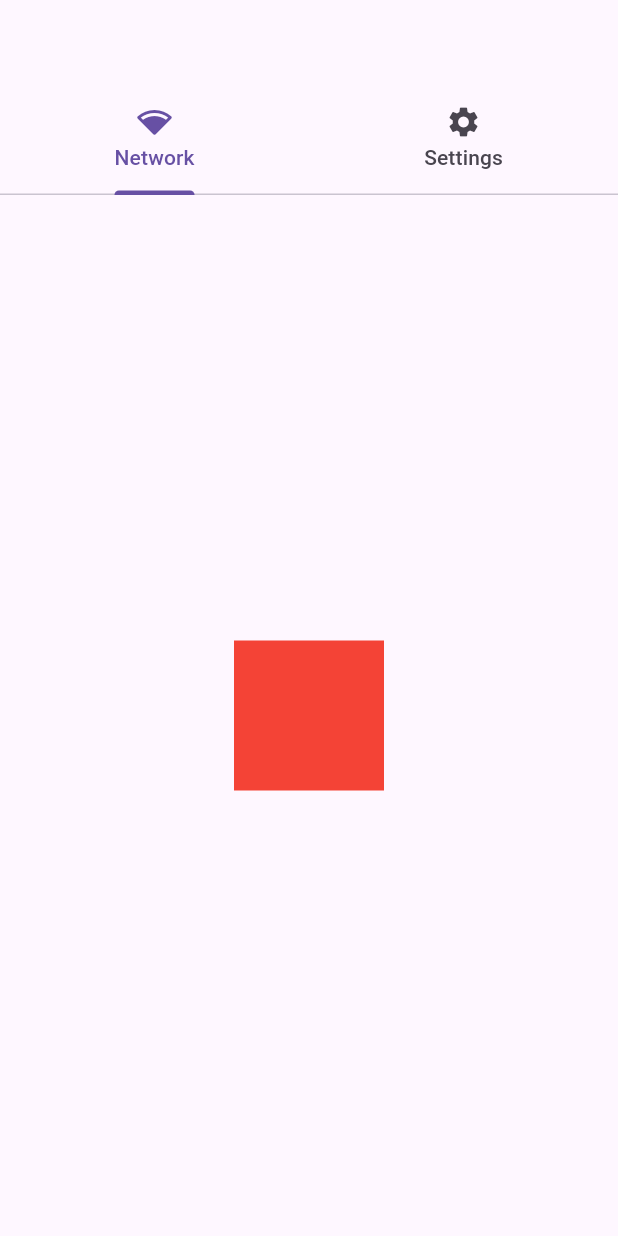
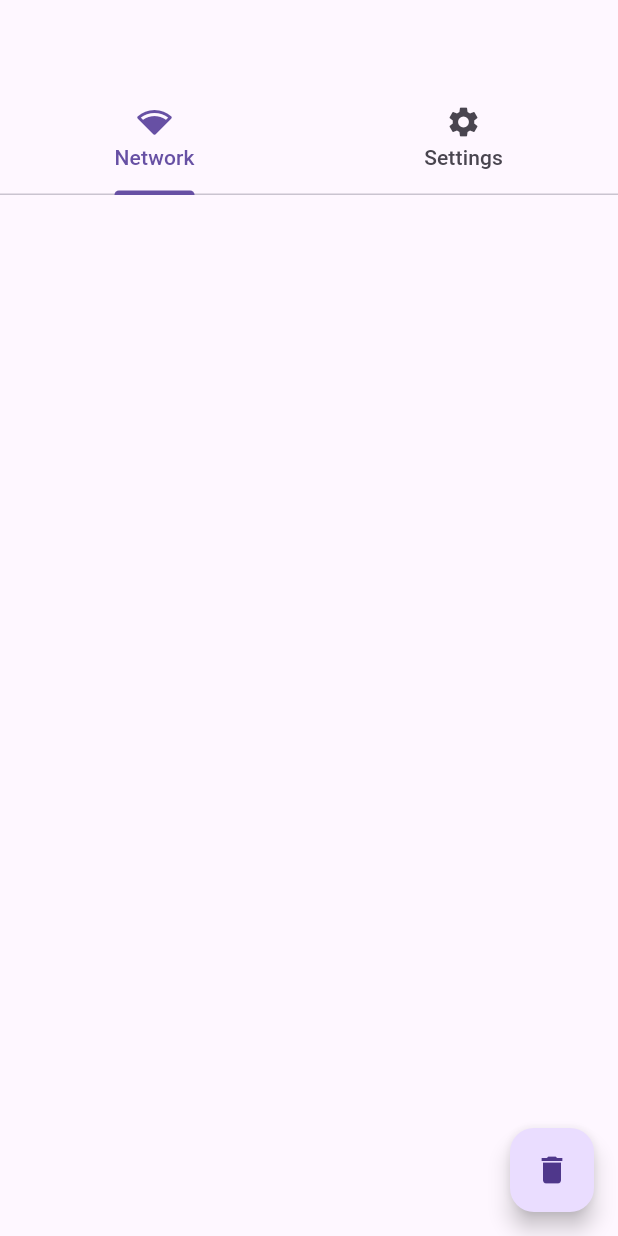
Before and after one commit to CynaraCosta/tcc-mobile, a Flutter app: the MenuPage screen opened by its route, on a phone screen of 412 x 824 dp. Run offline on Flutter 3.47's test engine with Material 3 defaults, Android fonts, the phone set to English and light mode, and no system bars; our stand-ins replace dio, equatable, flutter_bloc, flutter_svg, get_it, go_router and 2 more; accounts and stored records are empty.

Commit message:
add network requests page

```diff
--- a/tcc_mobile/lib/commons/debugging/features/menu/presentation/menu_page.dart
+++ b/tcc_mobile/lib/commons/debugging/features/menu/presentation/menu_page.dart
@@ -1,10 +1,16 @@
 import 'package:flutter/material.dart';
 import 'package:tcc_mobile/commons/debugging/features/menu/utils/menu_tabs.dart';
-import 'package:tcc_mobile/commons/debugging/features/network/presentation/network_requests_page.dart';
+import 'package:tcc_mobile/commons/debugging/features/network/presentation/bloc/network_requests_cubit.dart';
+import 'package:tcc_mobile/commons/debugging/features/network/presentation/page/network_requests_page.dart';
 import 'package:tcc_mobile/commons/debugging/features/settings/settings_page.dart';
 
 class MenuPage extends StatefulWidget {
-  const MenuPage({super.key});
+  const MenuPage({
+    required this.networkRequestsCubit,
+    super.key,
+  });
+
+  final NetworkRequestsCubit networkRequestsCubit;
 
   @override
   State<MenuPage> createState() => _MenuPageState();
@@ -28,10 +34,12 @@ class _MenuPageState extends State<MenuPage> {
                 .toList(),
           ),
         ),
-        body: const TabBarView(
+        body: TabBarView(
           children: [
-            NetworkRequestsPage(),
-            SettingsPage(),
+            NetworkRequestsPage(
+              cubit: widget.networkRequestsCubit,
+            ),
+            const SettingsPage(),
           ],
         ),
       ),
--- a/tcc_mobile/lib/commons/debugging/features/network/data/data_source/shared_preferences_data_source.dart
+++ b/tcc_mobile/lib/commons/debugging/features/network/data/data_source/shared_preferences_data_source.dart
@@ -34,6 +34,7 @@ class SharedPreferencesDataSource {
 
   Future<List<DebuggingModel>> findAll() async {
     try {
+
       final preferences = await SharedPreferences.getInstance();
       final allData = List<DebuggingModel>.empty(growable: true);
       final storedData = preferences.getString(preferenceKey);
--- a/tcc_mobile/lib/commons/debugging/features/network/di/network_di_module.dart
+++ b/tcc_mobile/lib/commons/debugging/features/network/di/network_di_module.dart
@@ -4,6 +4,7 @@ import 'package:tcc_mobile/commons/debugging/features/network/data/data_source/s
 import 'package:tcc_mobile/commons/debugging/features/network/data/factory/api_response_factory.dart';
 import 'package:tcc_mobile/commons/debugging/features/network/data/repository/shared_preferences_repository.dart';
 import 'package:tcc_mobile/commons/debugging/features/network/domain/network_interceptor.dart';
+import 'package:tcc_mobile/commons/debugging/features/network/presentation/bloc/network_requests_cubit.dart';
 
 @module
 abstract class NetworkDiModule {
@@ -19,10 +20,13 @@ abstract class NetworkDiModule {
 
   NoOpDataSource get _noOpDataSource => NoOpDataSource();
 
-  NetworkInterceptor get _networkInterceptor => NetworkInterceptor();
+  NetworkInterceptor providesNetworkInterceptor() => NetworkInterceptor();
 
   SharedPreferencesRepository get repository => SharedPreferencesRepositoryImpl(
         _dataSource,
         _noOpDataSource,
       );
+
+  NetworkRequestsCubit providesNetworkRequestsCubit() =>
+      NetworkRequestsCubit(repository: repository);
 }
--- /dev/null
+++ b/tcc_mobile/lib/commons/debugging/features/network/presentation/bloc/network_requests_cubit.dart
@@ -0,0 +1,31 @@
+import 'package:flutter_bloc/flutter_bloc.dart';
+import 'package:tcc_mobile/commons/debugging/features/network/data/repository/shared_preferences_repository.dart';
+import 'package:tcc_mobile/commons/debugging/features/network/presentation/bloc/network_requests_state.dart';
+
+class NetworkRequestsCubit extends Cubit<NetworkRequestsState> {
+  NetworkRequestsCubit({
+    required this.repository,
+  }) : super(const NetworkRequestsInitialState());
+
+  final SharedPreferencesRepository repository;
+
+  Future<void> fetchNetworkRequests() async {
+    emit(const NetworkRequestsLoadingState());
+    try {
+      final data = await repository.findAll();
+      emit(NetworkRequestsSuccessState(data));
+    } catch (_) {
+      emit(const NetworkRequestsErrorState());
+    }
+  }
+
+  Future<void> deleteNetworkRequests() async {
+    emit(const NetworkRequestsLoadingState());
+    try {
+      repository.deleteAll();
+      emit(const NetworkRequestsSuccessState([]));
+    } catch (_) {
+      emit(const NetworkRequestsErrorState());
+    }
+  }
+}
--- /dev/null
+++ b/tcc_mobile/lib/commons/debugging/features/network/presentation/bloc/network_requests_state.dart
@@ -0,0 +1,28 @@
+import 'package:equatable/equatable.dart';
+import 'package:tcc_mobile/commons/debugging/features/network/data/models/debugging_model.dart';
+
+abstract class NetworkRequestsState extends Equatable {
+  const NetworkRequestsState();
+  @override
+  List<Object?> get props => [];
+}
+
+class NetworkRequestsInitialState extends NetworkRequestsState {
+  const NetworkRequestsInitialState() : super();
+}
+
+class NetworkRequestsLoadingState extends NetworkRequestsState {
+  const NetworkRequestsLoadingState() : super();
+}
+
+class NetworkRequestsSuccessState extends NetworkRequestsState {
+  const NetworkRequestsSuccessState(this.data) : super();
+  final List<DebuggingModel> data;
+
+  @override
+  List<Object?> get props => [data];
+}
+
+class NetworkRequestsErrorState extends NetworkRequestsState {
+  const NetworkRequestsErrorState() : super();
+}
--- a/tcc_mobile/lib/commons/debugging/features/network/presentation/network_requests_page.dart
+++ /dev/null
@@ -1,18 +0,0 @@
-import 'package:flutter/material.dart';
-
-class NetworkRequestsPage extends StatelessWidget {
-  const NetworkRequestsPage({super.key});
-
-  @override
-  Widget build(BuildContext context) {
-    return Center(
-      child: Container(
-        decoration: const BoxDecoration(
-          color: Colors.red,
-        ),
-        width: 100,
-        height: 100,
-      ),
-    );
-  }
-}
--- /dev/null
+++ b/tcc_mobile/lib/commons/debugging/features/network/presentation/page/network_requests_page.dart
@@ -0,0 +1,72 @@
+import 'package:flutter/material.dart';
+import 'package:flutter_bloc/flutter_bloc.dart';
+import 'package:tcc_mobile/commons/debugging/features/network/data/models/api_response_model.dart';
+import 'package:tcc_mobile/commons/debugging/features/network/presentation/bloc/network_requests_cubit.dart';
+import 'package:tcc_mobile/commons/debugging/features/network/presentation/bloc/network_requests_state.dart';
+import 'package:tcc_mobile/commons/debugging/features/network/presentation/widgets/network_request_feedback_widget.dart';
+import 'package:tcc_mobile/commons/debugging/features/network/presentation/widgets/network_request_tile_widget.dart';
+
+class NetworkRequestsPage extends StatelessWidget {
+  const NetworkRequestsPage({
+    required this.cubit,
+    super.key,
+  });
+
+  final NetworkRequestsCubit cubit;
+
+  @override
+  Widget build(BuildContext context) {
+    return BlocProvider(
+      create: (context) => cubit,
+      child: Scaffold(
+        floatingActionButton: FloatingActionButton(
+          onPressed: cubit.deleteNetworkRequests,
+          child: const Icon(Icons.delete),
+        ),
+        body: BlocBuilder<NetworkRequestsCubit, NetworkRequestsState>(
+          buildWhen: (previous, current) =>
+              previous.runtimeType != current.runtimeType,
+          builder: (context, state) {
+            switch (state.runtimeType) {
+              case const (NetworkRequestsErrorState):
+                return const NetworkRequestFeedbackWidget(
+                  message: 'Existem erros ao carregar os dados',
+                  iconData: Icon(
+                    Icons.network_wifi,
+                    size: 56,
+                  ),
+                );
+              case const (NetworkRequestsSuccessState):
+                state as NetworkRequestsSuccessState;
+                return CustomScrollView(
+                  slivers: [
+                    SliverPadding(
+                      padding: const EdgeInsets.only(top: 16),
+                      sliver: SliverList.separated(
+                        itemBuilder: (_, index) {
+                          final model = state.data[index] as ApiResponseModel;
+                          return NetworkRequestTile(
+                            model: model,
+                            onTap: () {
+                              // ignore: avoid_print
+                              print('cliclou no ${model.path}');
+                            },
+                          );
+                        },
+                        separatorBuilder: (_, __) => const Divider(),
+                        itemCount: state.data.length,
+                      ),
+                    ),
+                  ],
+                );
+              default:
+                return const Center(
+                  child: CircularProgressIndicator(),
+                );
+            }
+          },
+        ),
+      ),
+    );
+  }
+}
--- a/tcc_mobile/lib/commons/debugging/settings/debugging_settings.dart
+++ b/tcc_mobile/lib/commons/debugging/settings/debugging_settings.dart
@@ -4,6 +4,7 @@ import 'package:flutter/material.dart';
 import 'package:get_it/get_it.dart';
 import 'package:tcc_mobile/commons/debugging/features/menu/presentation/menu_page.dart';
 import 'package:tcc_mobile/commons/debugging/features/network/domain/network_interceptor.dart';
+import 'package:tcc_mobile/commons/debugging/features/network/presentation/bloc/network_requests_cubit.dart';
 
 class DebuggingSettings {
   DebuggingSettings._();
@@ -14,7 +15,10 @@ class DebuggingSettings {
 
   static const bool enabled = kDebugMode;
 
-  Widget get debuggingPage => const MenuPage();
+  Widget get debuggingPage => MenuPage(
+        networkRequestsCubit: GetIt.I.get<NetworkRequestsCubit>()
+          ..fetchNetworkRequests(),
+      );
 
   Interceptor get interceptor => GetIt.I.get<NetworkInterceptor>();
 }
--- a/tcc_mobile/pubspec.yaml
+++ b/tcc_mobile/pubspec.yaml
@@ -17,6 +17,7 @@ dependencies:
   shared_preferences: ^2.3.3
   equatable: ^2.0.5
   dio: ^5.7.0
+  flutter_bloc: ^8.1.6
 
 dev_dependencies:
   flutter_test:
```
Also changed, not shown: tcc_mobile/lib/commons/debugging/features/network/presentation/widgets/network_request_feedback_widget.dart (added, +31 -0 lines), tcc_mobile/lib/commons/debugging/features/network/presentation/widgets/network_request_tile_widget.dart (added, +52 -0 lines), tcc_mobile/lib/di/injection.config.dart, tcc_mobile/pubspec.lock.
